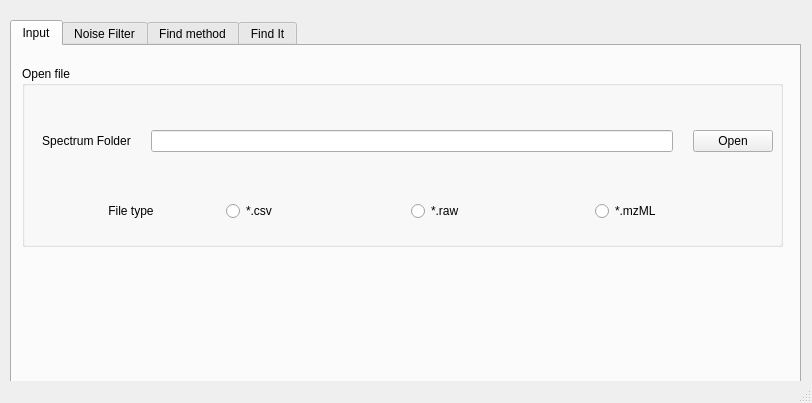
Old version of the form MassCircus_GUI_6.ui in the repository danielefil/MCircus_GUI.
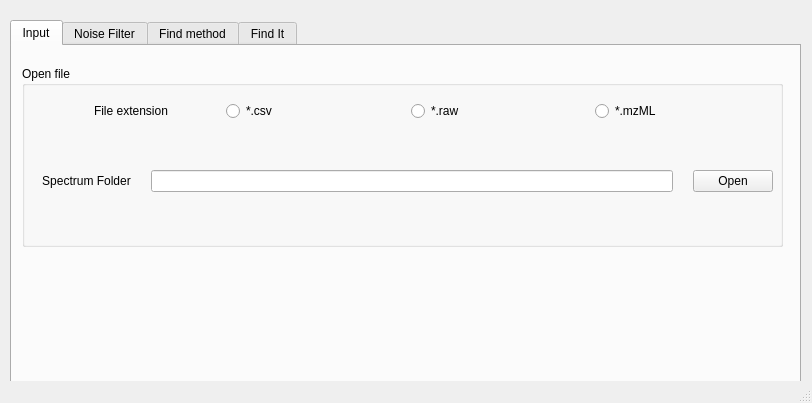
New version of the form.

What changed in the file:
```diff
--- a/MassCircus_GUI_6.ui
+++ b/MassCircus_GUI_6.ui
@@ -52,7 +52,7 @@
        <property name="geometry">
         <rect>
          <x>20</x>
-         <y>30</y>
+         <y>70</y>
          <width>731</width>
          <height>90</height>
         </rect>
@@ -102,7 +102,7 @@
        <property name="geometry">
         <rect>
          <x>20</x>
-         <y>130</y>
+         <y>30</y>
          <width>731</width>
          <height>31</height>
         </rect>
@@ -115,13 +115,6 @@
           </property>
          </widget>
         </item>
-        <item row="0" column="1">
-         <widget class="QRadioButton" name="Chrom_radio">
-          <property name="text">
-           <string>*.csv</string>
-          </property>
-         </widget>
-        </item>
         <item row="0" column="3">
          <widget class="QRadioButton" name="Chrom_radio_3">
           <property name="text">
@@ -129,6 +122,13 @@
           </property>
          </widget>
         </item>
+        <item row="0" column="1">
+         <widget class="QRadioButton" name="csv_rdbtn">
+          <property name="text">
+           <string>*.csv</string>
+          </property>
+         </widget>
+        </item>
         <item row="0" column="0">
          <widget class="QLabel" name="SP_label_3">
           <property name="frameShape">
@@ -138,7 +138,7 @@
            <enum>QFrame::Plain</enum>
           </property>
           <property name="text">
-           <string>File type</string>
+           <string>File extension</string>
           </property>
           <property name="scaledContents">
            <bool>false</bool>
```
Left out of the diff: 14 changed lines with no effect on the pictures.
